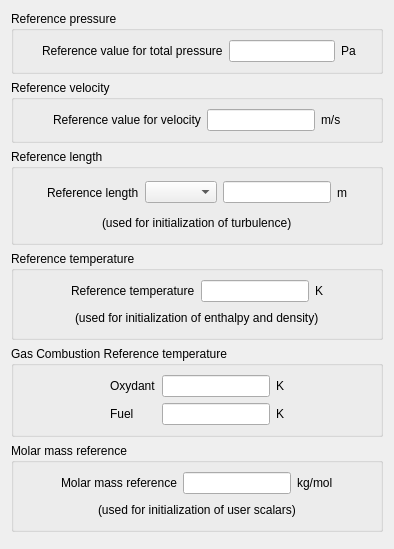
Before: the Qt Designer form gui/Pages/ReferenceValuesForm.ui in code-saturne/code_saturne, drawn with Qt 5.
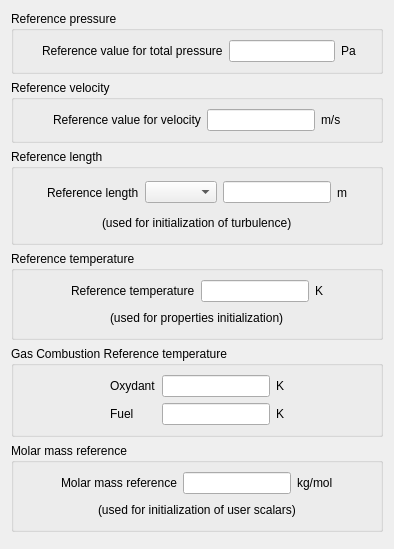
After: the same form once the commit is applied.

Commit message: set law to thermal law for properties by default if table used

What changed in the file:
```diff
--- a/gui/Pages/ReferenceValuesForm.ui
+++ b/gui/Pages/ReferenceValuesForm.ui
@@ -339,7 +339,7 @@
         <item>
          <widget class="QLabel" name="labelInfoT0">
           <property name="text">
-           <string>(used for initialization of enthalpy and density)</string>
+           <string>(used for properties initialization)</string>
           </property>
          </widget>
         </item>
```
The commit also changes 1 other file.
